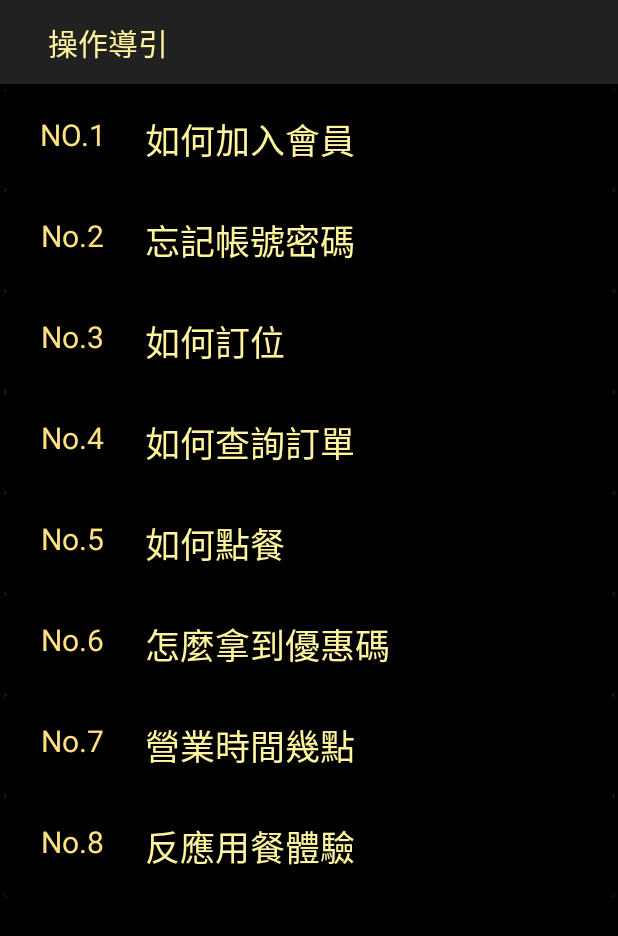
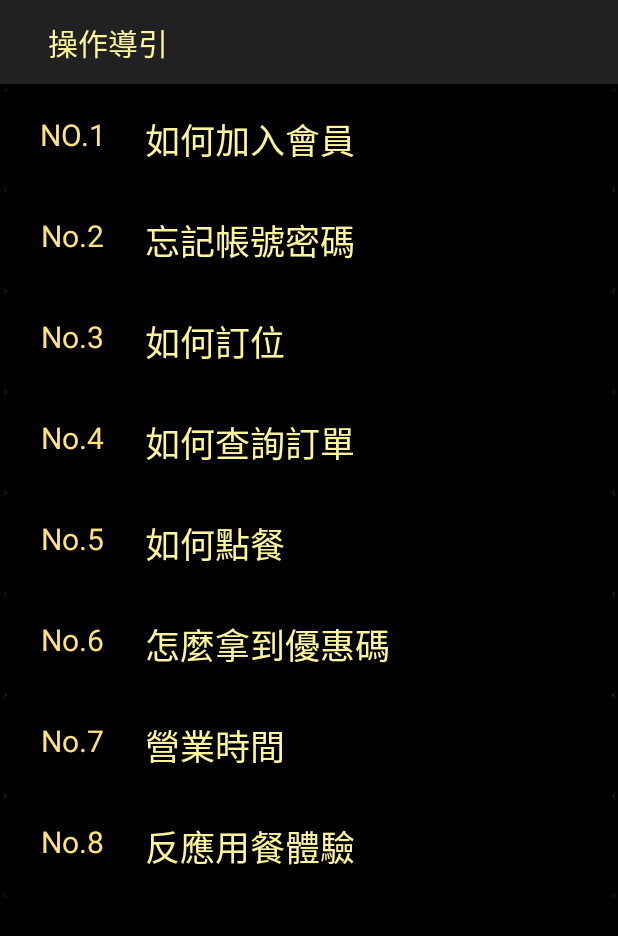
Before and after one commit to DP103-G1/ForntDesk, an Android app: the HowToFragment screen opened through its navigation route, on a phone screen of 412 x 824 dp. Shown: the top 936 px of the screen. Run offline under Robolectric (Android 15) with nearby library versions, the light colour scheme and no system bars; our stand-ins replace navigation-ui; 7 statements that could not run were skipped.

Commit message:
//HowTo問題修改

```diff
--- a/app/src/main/java/com/example/ezeats/HowTo/HowToFragment.java
+++ b/app/src/main/java/com/example/ezeats/HowTo/HowToFragment.java
@@ -65,7 +65,7 @@ public class HowToFragment extends Fragment {
         qaList.add(new QA("No.4", "如何查詢訂單", "點選下排功能表“會員”後選擇訂單查詢"));
         qaList.add(new QA("No.5", "如何點餐", "APP首頁點選餐點圖案後開始點餐"));
         qaList.add(new QA("No.6", "怎麼拿到優惠碼", "小遊戲過關即可拿到優惠碼"));
-        qaList.add(new QA("No.7", "營業時間幾點", "營業時間為早上9:00至晚上21:00"));
+        qaList.add(new QA("No.7", "營業時間", "營業時間為早上9:00至晚上21:00"));
         qaList.add(new QA("No.8", "反應用餐體驗", "點選下排功能表“會員”後選擇意見箱選擇我要留言"));
     }
 }
```
